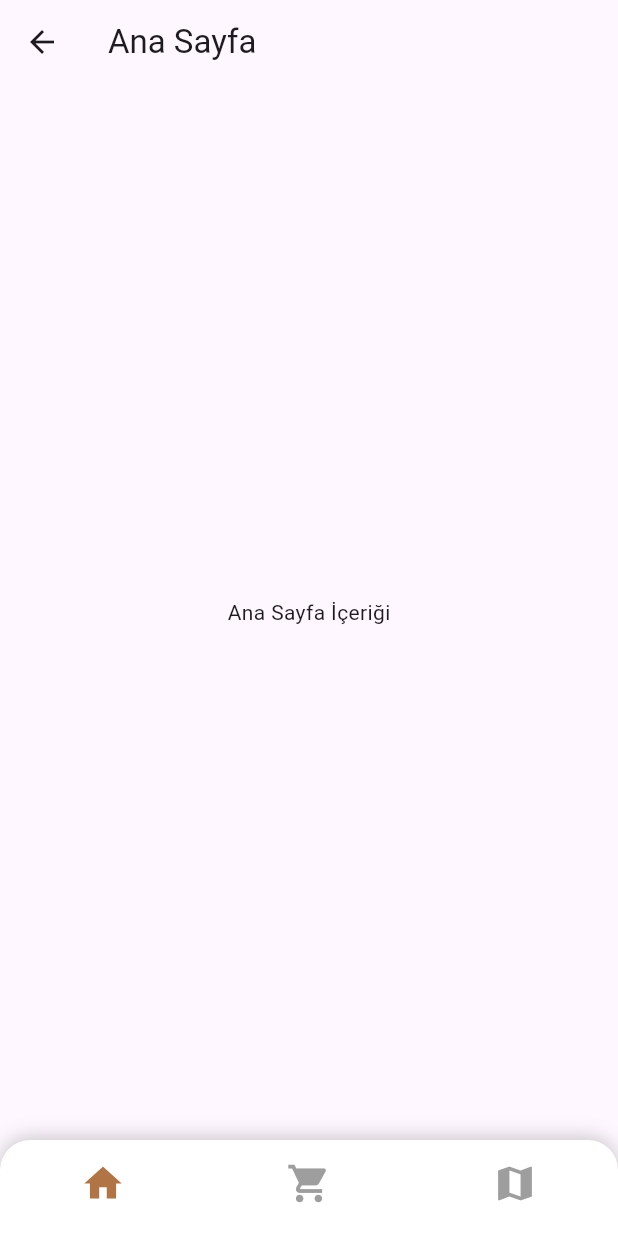
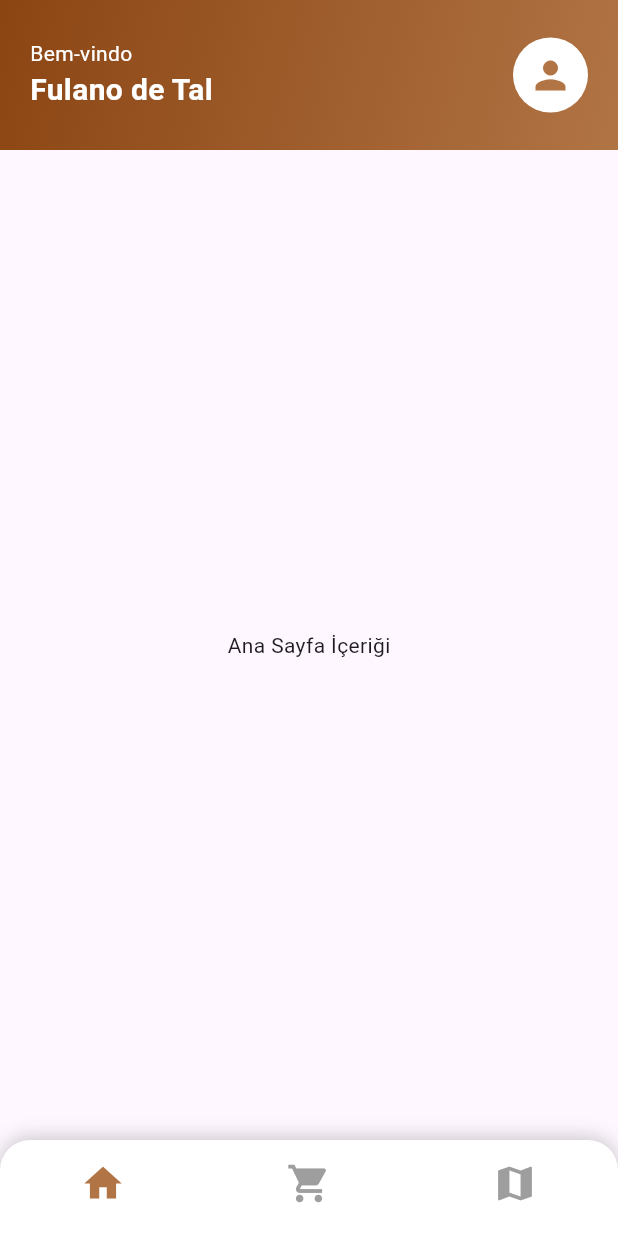
Before and after one commit to mmkocak/quero-cafe, a Flutter app: the CustomBottomNavBar screen opened directly, on a phone screen of 412 x 824 dp. Run offline on Flutter 3.47's test engine with Material 3 defaults, Android fonts, the phone set to English and light mode, and no system bars; our stand-ins replace equatable, firebase_core, flutter_bloc, flutter_dotenv; accounts and stored records are empty.

Commit message:
homecontent kaldırıldı homescreen ayrıldı  bottom bar mantık hatası düzeltildi

```diff
--- a/lib/main.dart
+++ b/lib/main.dart
@@ -13,6 +13,7 @@ import 'package:quero_cafe/view/splash/splash_screen.dart';
 import 'package:flutter_localizations/flutter_localizations.dart';
 import 'package:quero_cafe/view/home/home_screen.dart';
 import 'package:quero_cafe/core/cubit/navigation/navigation_cubit.dart';
+import 'package:quero_cafe/view/widgets/custom_bottom_nav_bar.dart';
 
 void main() async {
   WidgetsFlutterBinding.ensureInitialized();
@@ -75,7 +76,7 @@ class MyApp extends StatelessWidget {
               '/': (context) => SplashScreen(),
               '/login': (context) => LoginScreen(),
               '/register': (context) => RegisterScreen(),
-              '/home': (context) => HomeScreen(),
+              '/home': (context) => CustomBottomNavBar(),
             },
             title: 'Quero Cafe',
             theme: ThemeData(
--- a/lib/view/home/home_screen.dart
+++ b/lib/view/home/home_screen.dart
@@ -1,11 +1,72 @@
 import 'package:flutter/material.dart';
-import 'package:quero_cafe/view/widgets/custom_bottom_nav_bar.dart';
 
 class HomeScreen extends StatelessWidget {
   const HomeScreen({Key? key}) : super(key: key);
 
   @override
   Widget build(BuildContext context) {
-    return const CustomBottomNavBar();
+    return Scaffold(
+      body: Column(
+        children: [
+          Container(
+            height: 100,
+            width: double.infinity,
+            decoration: BoxDecoration(
+              gradient: LinearGradient(
+                begin: Alignment.topLeft,
+                end: Alignment.bottomRight,
+                colors: [
+                  Color(0xFF8B4513),  // Koyu kahverengi
+                  Color(0xFFB17445),  // Açık kahverengi
+                ],
+              ),
+            ),
+            padding: const EdgeInsets.symmetric(horizontal: 20),
+            child: SafeArea(
+              child: Row(
+                mainAxisAlignment: MainAxisAlignment.spaceBetween,
+                children: [
+                  Column(
+                    crossAxisAlignment: CrossAxisAlignment.start,
+                    mainAxisAlignment: MainAxisAlignment.center,
+                    children: const [
+                      Text(
+                        'Bem-vindo',
+                        style: TextStyle(
+                          color: Colors.white,
+                          fontSize: 14,
+                        ),
+                      ),
+                      Text(
+                        'Fulano de Tal',
+                        style: TextStyle(
+                          color: Colors.white,
+                          fontSize: 20,
+                          fontWeight: FontWeight.bold,
+                        ),
+                      ),
+                    ],
+                  ),
+                  CircleAvatar(
+                    radius: 25,
+                    backgroundColor: Colors.white,
+                    child: Icon(
+                      Icons.person,
+                      color: Color(0xFFB17445),
+                      size: 30,
+                    ),
+                  ),
+                ],
+              ),
+            ),
+          ),
+          Expanded(
+            child: Center(
+              child: Text('Ana Sayfa İçeriği'),
+            ),
+          ),
+        ],
+      ),
+    );
   }
 }
--- a/lib/view/widgets/custom_bottom_nav_bar.dart
+++ b/lib/view/widgets/custom_bottom_nav_bar.dart
@@ -3,24 +3,7 @@ import 'package:flutter_bloc/flutter_bloc.dart';
 import 'package:quero_cafe/core/cubit/navigation/navigation_cubit.dart';
 import 'package:quero_cafe/view/screens/cart_screen.dart';
 import 'package:quero_cafe/view/screens/map_screen.dart';
-import 'package:quero_cafe/view/screens/profile_screen.dart';
 import 'package:quero_cafe/view/home/home_screen.dart';
-
-class HomeContent extends StatelessWidget {
-  const HomeContent({Key? key}) : super(key: key);
-
-  @override
-  Widget build(BuildContext context) {
-    return Scaffold(
-      appBar: AppBar(
-        title: const Text('Ana Sayfa'),
-      ),
-      body: const Center(
-        child: Text('Ana Sayfa İçeriği'),
-      ),
-    );
-  }
-}
 
 class CustomBottomNavBar extends StatelessWidget {
   const CustomBottomNavBar({Key? key}) : super(key: key);
@@ -32,14 +15,13 @@ class CustomBottomNavBar extends StatelessWidget {
         builder: (context, currentIndex) {
           switch (currentIndex) {
             case 0:
-              return const HomeContent();
+              return const HomeScreen();
             case 1:
               return const CartScreen();
             case 2:
               return const MapScreen();
-
             default:
-              return const HomeContent();
+              return const HomeScreen();
           }
         },
       ),
@@ -63,7 +45,7 @@ class CustomBottomNavBar extends StatelessWidget {
             topRight: Radius.circular(20),
           ),
           child: BottomNavigationBar(
-             showSelectedLabels: false,
+            showSelectedLabels: false,
             showUnselectedLabels: false,
             currentIndex: context.watch<NavigationCubit>().state,
             onTap: (index) {
```
